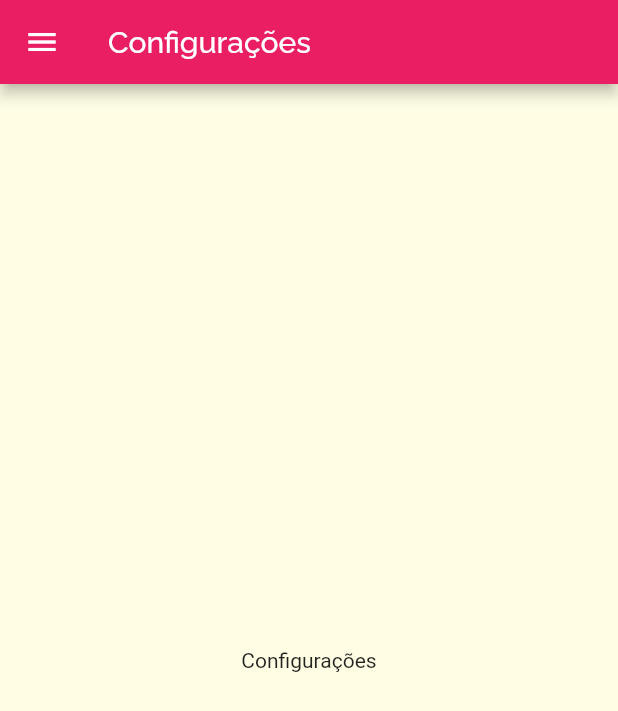
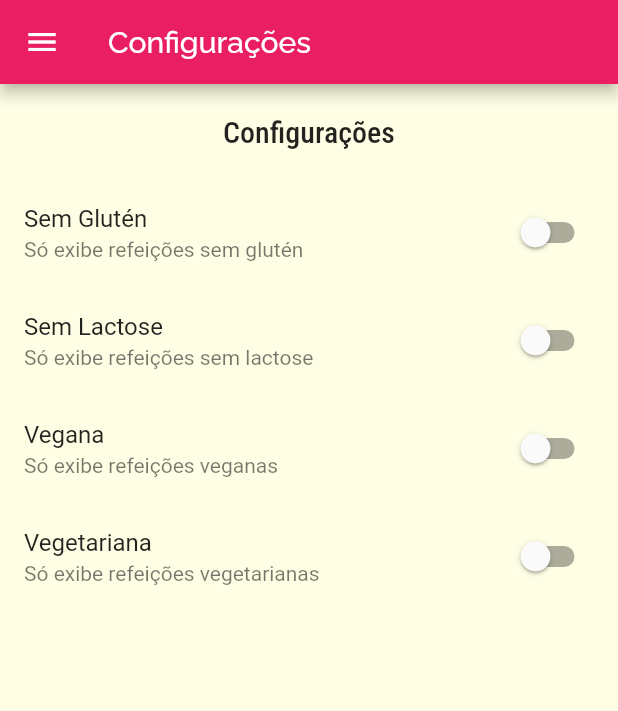
Before and after one commit to hartmannm/curso-flutter, a Flutter app: the SettingsScreen screen opened by its route, on a phone screen of 412 x 824 dp. Shown: the top 711 px of the screen. Run offline on Flutter 3.47's test engine with Material 2 defaults, Android fonts, the phone set to English and light mode, and no system bars.

Commit message:
Tela de configurações
- Criado model de configuração
- Criada tela de configurações

```diff
--- /dev/null
+++ b/meals/lib/models/settings.dart
@@ -0,0 +1,13 @@
+class Settings {
+  bool isGlutenFree;
+  bool isLactoseFree;
+  bool isVegan;
+  bool isVegetarian;
+
+  Settings({
+    this.isGlutenFree = false,
+    this.isLactoseFree = false,
+    this.isVegan = false,
+    this.isVegetarian = false,
+  });
+}
--- a/meals/lib/screens/settings_screen.dart
+++ b/meals/lib/screens/settings_screen.dart
@@ -1,7 +1,29 @@
 import 'package:flutter/material.dart';
 import 'package:meals/components/main_drawer.dart';
+import 'package:meals/models/settings.dart';
 
-class SettingsScreen extends StatelessWidget {
+class SettingsScreen extends StatefulWidget {
+  @override
+  _SettingsScreenState createState() => _SettingsScreenState();
+}
+
+class _SettingsScreenState extends State<SettingsScreen> {
+  var settings = Settings();
+
+  Widget _createSwitch(
+    String title,
+    String subtitle,
+    bool value,
+    Function(bool) onChanged,
+  ) {
+    return SwitchListTile.adaptive(
+      title: Text(title),
+      subtitle: Text(subtitle),
+      value: value,
+      onChanged: onChanged,
+    );
+  }
+
   @override
   Widget build(BuildContext context) {
     return Scaffold(
@@ -9,8 +31,46 @@ class SettingsScreen extends StatelessWidget {
         title: Text('Configurações'),
       ),
       drawer: Drawer(child: MainDrawer()),
-      body: Center(
-        child: Text('Configurações'),
+      body: Column(
+        children: <Widget>[
+          Container(
+            padding: EdgeInsets.all(20),
+            child: Text(
+              'Configurações',
+              style: Theme.of(context).textTheme.headline6,
+            ),
+          ),
+          Expanded(
+            child: ListView(
+              children: <Widget>[
+                _createSwitch(
+                  'Sem Glutén',
+                  'Só exibe refeições sem glutén',
+                  settings.isGlutenFree,
+                  (value) => setState(() => settings.isGlutenFree = value),
+                ),
+                _createSwitch(
+                  'Sem Lactose',
+                  'Só exibe refeições sem lactose',
+                  settings.isLactoseFree,
+                  (value) => setState(() => settings.isLactoseFree = value),
+                ),
+                _createSwitch(
+                  'Vegana',
+                  'Só exibe refeições veganas',
+                  settings.isVegan,
+                  (value) => setState(() => settings.isVegan = value),
+                ),
+                _createSwitch(
+                  'Vegetariana',
+                  'Só exibe refeições vegetarianas',
+                  settings.isVegetarian,
+                  (value) => setState(() => settings.isVegetarian = value),
+                ),
+              ],
+            ),
+          ),
+        ],
       ),
     );
   }
```
